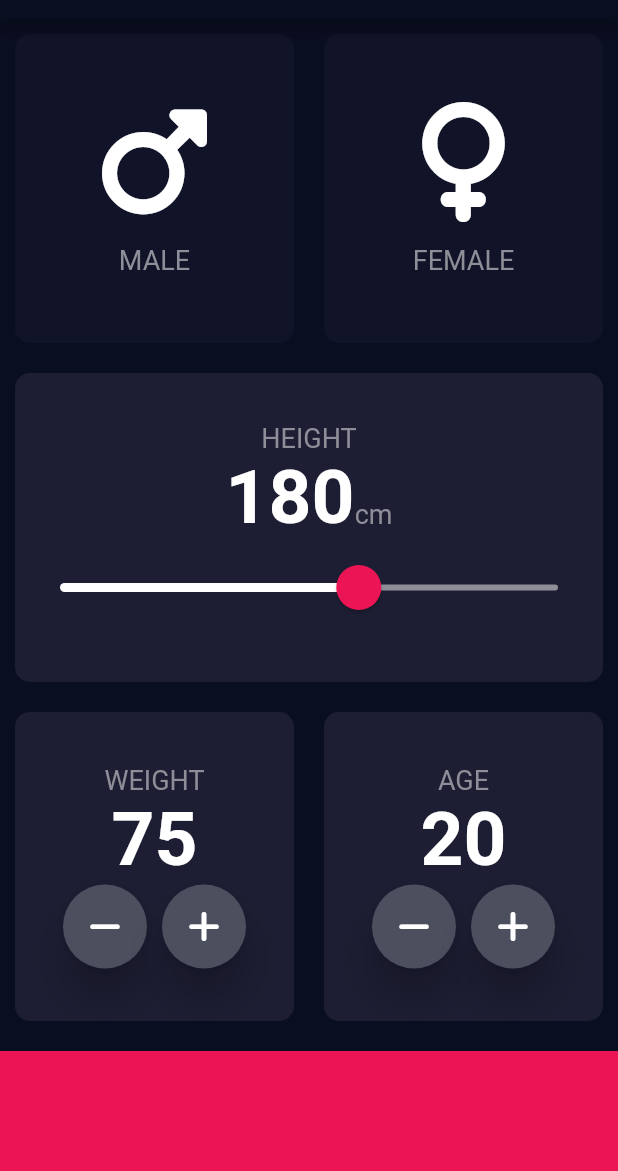
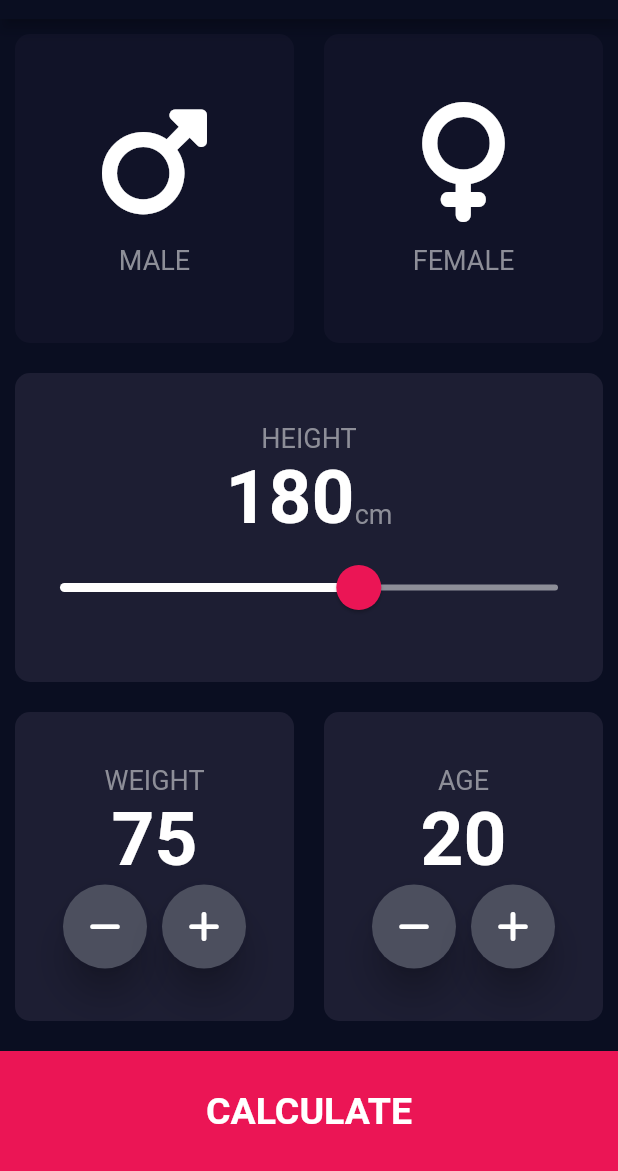
Before and after one commit to UlugbekYarkinov/bmi_calculator, a Flutter app: the screen it shows after launch, on a phone screen of 412 x 824 dp, the part 65-1236 px from its top. Run offline on Flutter 3.47's test engine with Material 2 defaults, Android fonts, the phone set to English and light mode, and no system bars; our stand-ins replace font_awesome_flutter.

```diff
--- a/lib/constants.dart
+++ b/lib/constants.dart
@@ -14,3 +14,7 @@ const TextStyle numberTextStyle = TextStyle(
   fontSize: 50.0,
   fontWeight: FontWeight.bold,
 );
+const bottomButtonTextStyle = TextStyle(
+  fontSize: 25.0,
+  fontWeight: FontWeight.bold,
+);
--- a/lib/input_page.dart
+++ b/lib/input_page.dart
@@ -1,4 +1,5 @@
 import 'package:bmi_calculator/components/round_icon_button.dart';
+import 'package:bmi_calculator/results_page.dart';
 import 'package:flutter/material.dart';
 import 'package:font_awesome_flutter/font_awesome_flutter.dart';
 import 'components/reusable_card.dart';
@@ -211,11 +212,24 @@ class _InputPageState extends State<InputPage> {
               ],
             ),
           ),
-          Container(
-            margin: const EdgeInsets.only(top: 10.0),
-            color: bottomCardColor,
-            height: bottomHeight,
-            width: double.infinity,
+          GestureDetector(
+            onTap: () {
+              Navigator.push(context,
+                MaterialPageRoute(builder: (context) => const ResultsPage()),
+              );
+            },
+            child: Container(
+              margin: const EdgeInsets.only(top: 10.0),
+              color: bottomCardColor,
+              height: bottomHeight,
+              width: double.infinity,
+              child: Center(
+                child: Text(
+                  'CALCULATE',
+                  style: bottomButtonTextStyle,
+                ),
+              ),
+            ),
           )
         ],
       ),
--- a/lib/main.dart
+++ b/lib/main.dart
@@ -1,3 +1,4 @@
+import 'package:bmi_calculator/results_page.dart';
 import 'package:flutter/material.dart';
 import 'input_page.dart';
 
```
Also changed, not shown: lib/results_page.dart (added, +17 -0 lines).
